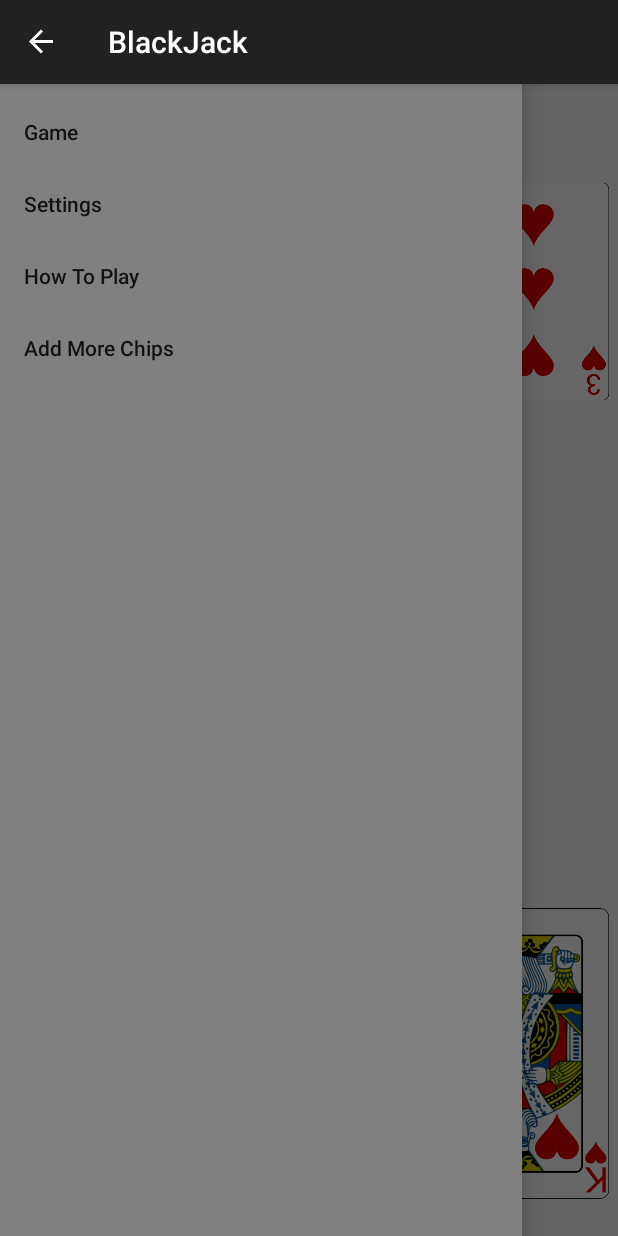
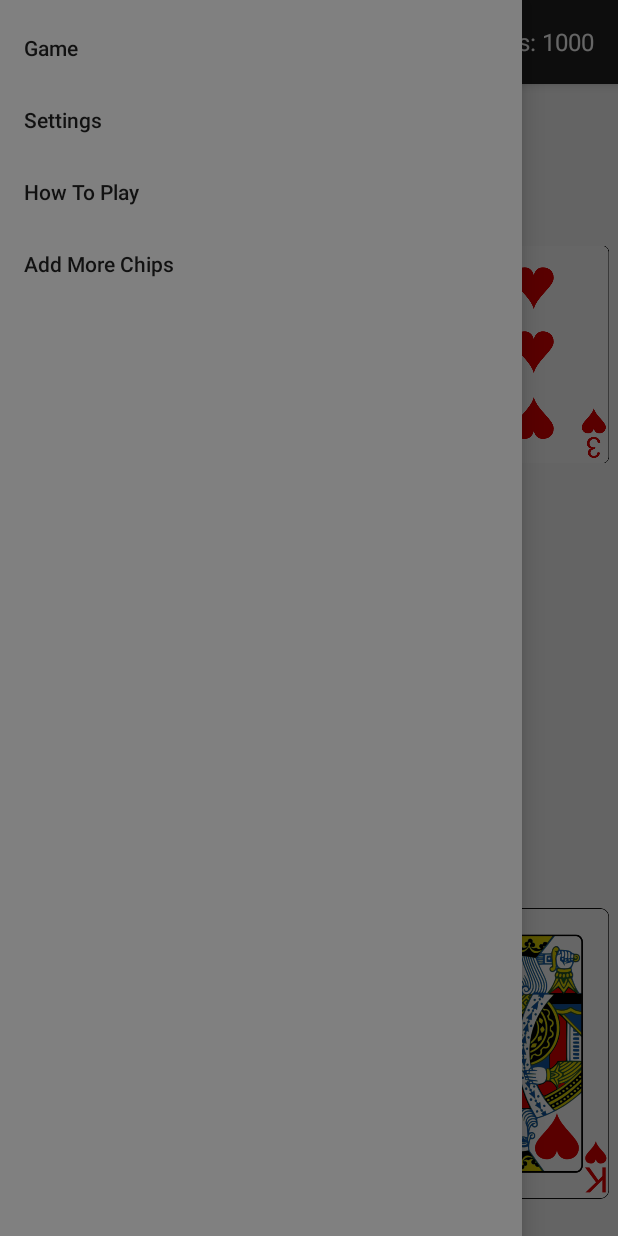
Before and after one commit to KalebBrommerich/CS345, an Android app: the screen it shows after launch (MainActivity), after a tap on "Nav open", on a phone screen of 412 x 824 dp. Run offline under Robolectric (Android 15) with nearby library versions, the phone set to English and light mode, and no system bars; 3 other taps on this screen came first.

Commit message:
Added the chips to the navBar and changed how that it is setup

```diff
--- a/app/src/main/AndroidManifest.xml
+++ b/app/src/main/AndroidManifest.xml
@@ -15,7 +15,8 @@
         tools:targetApi="31">
         <activity
             android:name=".MainActivity"
-            android:exported="true">
+            android:exported="true"
+            android:theme="@style/Theme.CS345FinalProject">
             <intent-filter>
                 <action android:name="android.intent.action.MAIN" />
 
--- a/app/src/main/java/com/example/cs345finalproject/MainActivity.kt
+++ b/app/src/main/java/com/example/cs345finalproject/MainActivity.kt
@@ -11,10 +11,9 @@ import android.widget.CheckBox
 import android.widget.ImageView
 import android.widget.LinearLayout
 import android.widget.Toast
-import androidx.activity.enableEdgeToEdge
 import androidx.appcompat.app.ActionBarDrawerToggle
 import androidx.appcompat.app.AppCompatActivity
-import androidx.constraintlayout.widget.ConstraintLayout
+import androidx.appcompat.widget.Toolbar
 import androidx.core.view.GravityCompat
 import androidx.core.view.children
 import androidx.core.view.isVisible
@@ -22,8 +21,9 @@ import androidx.drawerlayout.widget.DrawerLayout
 import com.google.android.material.navigation.NavigationView
 
 class MainActivity : AppCompatActivity(), NavigationView.OnNavigationItemSelectedListener  {
-    lateinit var drawerLayout: DrawerLayout
-    lateinit var actionBarDrawerToggle: ActionBarDrawerToggle
+    private lateinit var drawerLayout: DrawerLayout
+    private lateinit var toggle: ActionBarDrawerToggle
+    private lateinit var navigationView: NavigationView
 
     private lateinit var deck: MutableList<Card>
     private lateinit var playerHand: MutableList<Card>
@@ -35,39 +35,38 @@ class MainActivity : AppCompatActivity(), NavigationView.OnNavigationItemSelecte
     private var dealerScore = 0
 
     override fun onCreate(savedInstanceState: Bundle?) {
+        super.onCreate(savedInstanceState)
+        setContentView(R.layout.activity_main)
 
-        super.onCreate(savedInstanceState)
-        enableEdgeToEdge()
-        setContentView(R.layout.activity_main)
+        //setup the toolbar so it can have a textView
+        val toolbar = findViewById<Toolbar>(R.id.toolbar)
+        setSupportActionBar(toolbar)
+
+        //find the drawerLayout and navigationView
         drawerLayout = findViewById(R.id.DrawerLayout)
-        actionBarDrawerToggle = ActionBarDrawerToggle(this,drawerLayout, R.string.navOpen, R.string.navClose)
+        navigationView = findViewById(R.id.navigationview)
 
-        drawerLayout.addDrawerListener(actionBarDrawerToggle)
-        val navigationView: NavigationView = findViewById(R.id.navigationview)
-        actionBarDrawerToggle.syncState()
-        supportActionBar?.setDisplayHomeAsUpEnabled(true)
+        //setup the drawer
+        toggle = ActionBarDrawerToggle(
+            this, drawerLayout, toolbar, R.string.navOpen, R.string.navClose
+        )
+        drawerLayout.addDrawerListener(toggle)
+        toggle.syncState()
+
+        //set the navigation view
         navigationView.setNavigationItemSelectedListener(this)
 
-//        ViewCompat.setOnApplyWindowInsetsListener(findViewById(R.id.main)) { v, insets ->
-//            val systemBars = insets.getInsets(WindowInsetsCompat.Type.systemBars())
-//            v.setPadding(systemBars.left, systemBars.top, systemBars.right, systemBars.bottom)
-//            insets
-//        }
-        if(savedInstanceState ==null){
-            supportFragmentManager.beginTransaction().replace(R.id.framelayout,Game()).commit()
+        //load the default fragment
+        if (savedInstanceState == null) {
+            supportFragmentManager.beginTransaction().replace(R.id.framelayout, Game()).commit()
             navigationView.setCheckedItem(R.id.game)
         }
-
     }
 
     override fun onOptionsItemSelected(item: MenuItem): Boolean {
-        return if(actionBarDrawerToggle.onOptionsItemSelected(item)){
-            true
-        }else{
-            super.onOptionsItemSelected(item)
-        }
+        return if (toggle.onOptionsItemSelected(item)) true else super.onOptionsItemSelected(item)
+    }
 
-    }
     override fun onNavigationItemSelected(item: MenuItem):Boolean{
         when(item.itemId){
             R.id.home -> {
--- a/app/src/main/res/layout/activity_main.xml
+++ b/app/src/main/res/layout/activity_main.xml
@@ -1,17 +1,47 @@
 <?xml version="1.0" encoding="utf-8"?>
 <androidx.drawerlayout.widget.DrawerLayout
     xmlns:android="http://schemas.android.com/apk/res/android"
+    xmlns:app="http://schemas.android.com/apk/res-auto"
     xmlns:tools="http://schemas.android.com/tools"
-    xmlns:app="http://schemas.android.com/apk/res-auto"
     android:layout_width="match_parent"
     android:layout_height="match_parent"
     android:id="@+id/DrawerLayout"
     tools:context=".MainActivity">
 
-    <FrameLayout
+    <LinearLayout
         android:layout_width="match_parent"
         android:layout_height="match_parent"
-        android:id="@+id/framelayout"/>
+        android:orientation="vertical">
+
+        <com.google.android.material.appbar.AppBarLayout
+            android:layout_width="match_parent"
+            android:layout_height="wrap_content"
+            android:theme="@style/ThemeOverlay.AppCompat.Dark.ActionBar">
+
+            <androidx.appcompat.widget.Toolbar
+                android:id="@+id/toolbar"
+                android:layout_width="match_parent"
+                android:layout_height="?attr/actionBarSize"
+                android:background="?attr/colorPrimary"
+                app:popupTheme="@style/ThemeOverlay.AppCompat.Light">
+
+                <TextView
+                    android:id="@+id/chip_counter"
+                    android:layout_width="wrap_content"
+                    android:layout_height="wrap_content"
+                    android:layout_gravity="end"
+                    android:paddingEnd="16dp"
+                    android:text="Chips: 1000"
+                    android:textColor="@android:color/white"
+                    android:textSize="16sp" />
+            </androidx.appcompat.widget.Toolbar>
+        </com.google.android.material.appbar.AppBarLayout>
+
+        <FrameLayout
+            android:layout_width="match_parent"
+            android:layout_height="match_parent"
+            android:id="@+id/framelayout"/>
+    </LinearLayout>
 
     <com.google.android.material.navigation.NavigationView
         android:layout_width="match_parent"
--- a/app/src/main/res/values/themes.xml
+++ b/app/src/main/res/values/themes.xml
@@ -3,6 +3,8 @@
     <style name="Base.Theme.CS345FinalProject" parent="Theme.AppCompat.DayNight.DarkActionBar">
         <!-- Customize your light theme here. -->
         <!-- <item name="colorPrimary">@color/my_light_primary</item> -->
+        <item name="windowActionBar">false</item>
+        <item name="windowNoTitle">true</item>
     </style>
 
     <style name="Theme.CS345FinalProject" parent="Base.Theme.CS345FinalProject" />
```
